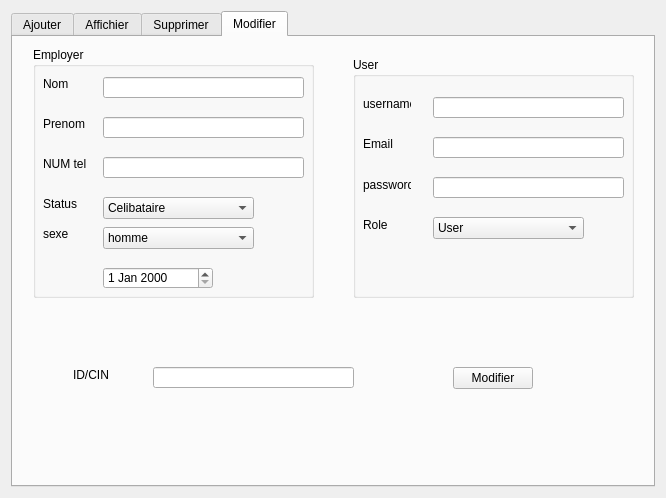
Before: the Qt Designer form crud.ui in oussemaissaoui/ProjectCpp, drawn with Qt 5.
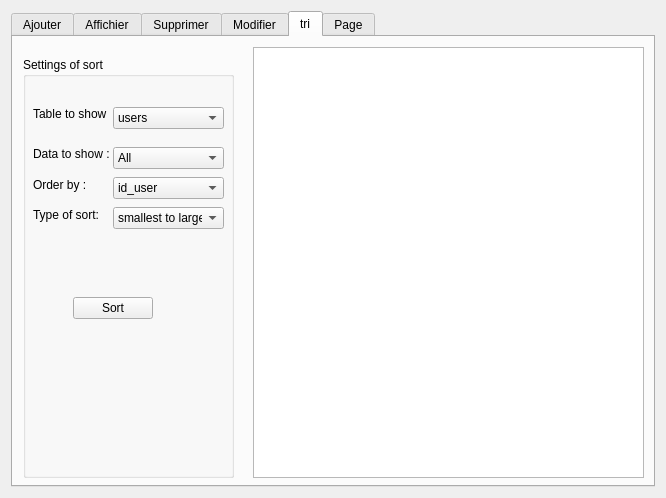
After: the same form once the commit is applied. The open tabs and pages were chosen to show the change.

Patch:
```diff
--- a/crud.ui
+++ b/crud.ui
@@ -412,7 +412,7 @@
          <x>20</x>
          <y>10</y>
          <width>281</width>
-         <height>251</height>
+         <height>301</height>
         </rect>
        </property>
        <property name="title">
@@ -431,16 +431,6 @@
          <string>sexe</string>
         </property>
        </widget>
-       <widget class="QDateEdit" name="datenaiss_Edit_2">
-        <property name="geometry">
-         <rect>
-          <x>70</x>
-          <y>220</y>
-          <width>110</width>
-          <height>22</height>
-         </rect>
-        </property>
-       </widget>
        <widget class="QComboBox" name="comboBox_status_2">
         <property name="geometry">
          <rect>
@@ -683,6 +673,16 @@
          </rect>
         </property>
        </widget>
+       <widget class="QDateEdit" name="datenaiss_Edit_2">
+        <property name="geometry">
+         <rect>
+          <x>80</x>
+          <y>200</y>
+          <width>110</width>
+          <height>22</height>
+         </rect>
+        </property>
+       </widget>
       </widget>
       <widget class="QLineEdit" name="lineEdit_cin_2">
        <property name="geometry">
@@ -721,6 +721,217 @@
        </property>
       </widget>
      </widget>
+     <widget class="QWidget" name="tab">
+      <attribute name="title">
+       <string>tri</string>
+      </attribute>
+      <widget class="QTableView" name="tableView_sort">
+       <property name="geometry">
+        <rect>
+         <x>240</x>
+         <y>10</y>
+         <width>391</width>
+         <height>431</height>
+        </rect>
+       </property>
+      </widget>
+      <widget class="QGroupBox" name="groupBox_2">
+       <property name="geometry">
+        <rect>
+         <x>10</x>
+         <y>20</y>
+         <width>211</width>
+         <height>421</height>
+        </rect>
+       </property>
+       <property name="title">
+        <string>Settings of sort</string>
+       </property>
+       <widget class="QLabel" name="label_2">
+        <property name="geometry">
+         <rect>
+          <x>10</x>
+          <y>50</y>
+          <width>76</width>
+          <height>14</height>
+         </rect>
+        </property>
+        <property name="text">
+         <string>Table to show :</string>
+        </property>
+       </widget>
+       <widget class="QComboBox" name="requete1">
+        <property name="geometry">
+         <rect>
+          <x>90</x>
+          <y>50</y>
+          <width>111</width>
+          <height>22</height>
+         </rect>
+        </property>
+        <item>
+         <property name="text">
+          <string>users</string>
+         </property>
+        </item>
+        <item>
+         <property name="text">
+          <string>employe</string>
+         </property>
+        </item>
+       </widget>
+       <widget class="QLabel" name="label_8">
+        <property name="geometry">
+         <rect>
+          <x>10</x>
+          <y>90</y>
+          <width>76</width>
+          <height>14</height>
+         </rect>
+        </property>
+        <property name="text">
+         <string>Data to show :</string>
+        </property>
+       </widget>
+       <widget class="QComboBox" name="comboBox_2">
+        <property name="geometry">
+         <rect>
+          <x>90</x>
+          <y>90</y>
+          <width>111</width>
+          <height>22</height>
+         </rect>
+        </property>
+        <item>
+         <property name="text">
+          <string>All</string>
+         </property>
+        </item>
+        <item>
+         <property name="text">
+          <string>ID_user</string>
+         </property>
+        </item>
+        <item>
+         <property name="text">
+          <string>Email</string>
+         </property>
+        </item>
+        <item>
+         <property name="text">
+          <string>username</string>
+         </property>
+        </item>
+        <item>
+         <property name="text">
+          <string>prenom</string>
+         </property>
+        </item>
+       </widget>
+       <widget class="QLabel" name="label_9">
+        <property name="geometry">
+         <rect>
+          <x>10</x>
+          <y>150</y>
+          <width>71</width>
+          <height>16</height>
+         </rect>
+        </property>
+        <property name="text">
+         <string>Type of sort:</string>
+        </property>
+       </widget>
+       <widget class="QComboBox" name="requete4">
+        <property name="geometry">
+         <rect>
+          <x>90</x>
+          <y>150</y>
+          <width>111</width>
+          <height>22</height>
+         </rect>
+        </property>
+        <item>
+         <property name="text">
+          <string>smallest to largest</string>
+         </property>
+        </item>
+        <item>
+         <property name="text">
+          <string>largest to smallest</string>
+         </property>
+        </item>
+       </widget>
+       <widget class="QPushButton" name="pushButton">
+        <property name="geometry">
+         <rect>
+          <x>50</x>
+          <y>240</y>
+          <width>80</width>
+          <height>22</height>
+         </rect>
+        </property>
+        <property name="text">
+         <string>Sort</string>
+        </property>
+       </widget>
+       <widget class="QLabel" name="label_10">
+        <property name="geometry">
+         <rect>
+          <x>10</x>
+          <y>120</y>
+          <width>61</width>
+          <height>16</height>
+         </rect>
+        </property>
+        <property name="text">
+         <string>Order by :</string>
+        </property>
+       </widget>
+       <widget class="QComboBox" name="requete3">
+        <property name="geometry">
+         <rect>
+          <x>90</x>
+          <y>120</y>
+          <width>111</width>
+          <height>22</height>
+         </rect>
+        </property>
+        <item>
+         <property name="text">
+          <string>id_user</string>
+         </property>
+        </item>
+       </widget>
+      </widget>
+     </widget>
+     <widget class="QWidget" name="tab_2">
+      <attribute name="title">
+       <string>Page</string>
+      </attribute>
+      <widget class="QPushButton" name="pushButton_2">
+       <property name="geometry">
+        <rect>
+         <x>20</x>
+         <y>300</y>
+         <width>80</width>
+         <height>22</height>
+        </rect>
+       </property>
+       <property name="text">
+        <string>PushButton</string>
+       </property>
+      </widget>
+      <widget class="QTableView" name="tableView">
+       <property name="geometry">
+        <rect>
+         <x>160</x>
+         <y>20</y>
+         <width>461</width>
+         <height>341</height>
+        </rect>
+       </property>
+      </widget>
+     </widget>
     </widget>
    </item>
   </layout>
```
Left out of the diff: 194 changed lines with no effect on the pictures.
